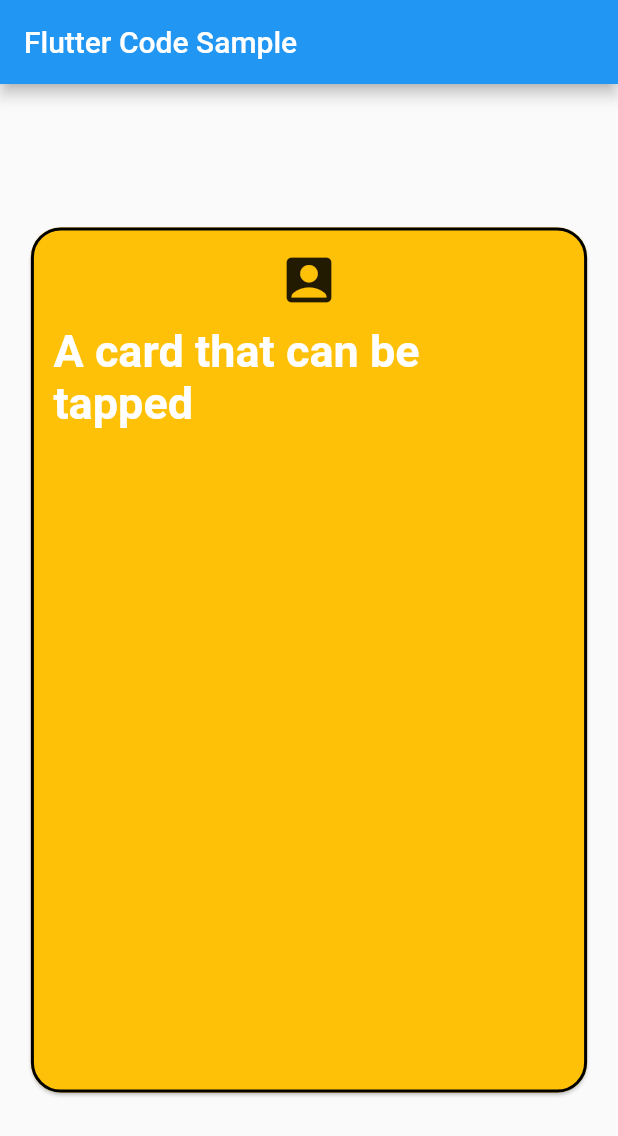
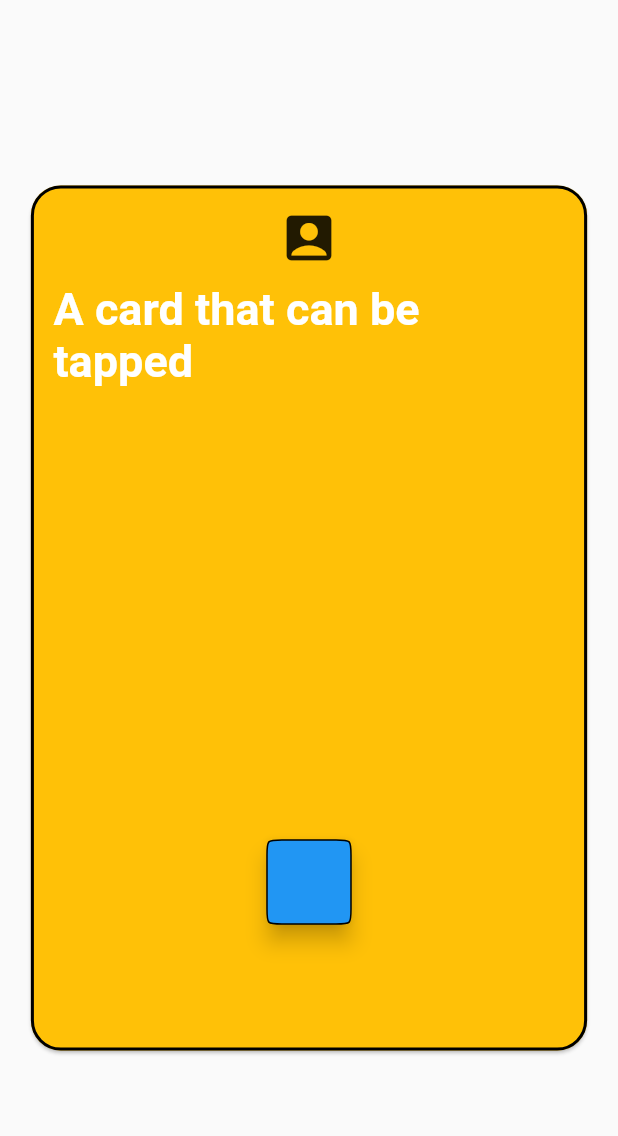
Before and after one commit to RicardoRaymundo/cards_navigation, a Flutter app: the screen it shows after launch, on a phone screen of 412 x 824 dp. Shown: the top 1136 px of the screen. Run offline on Flutter 3.47's test engine with Material 2 defaults, Android fonts, the phone set to English and light mode, and no system bars.

Commit message:
Concertado o alinhamento do Card da primeira pagina

```diff
--- /dev/null
+++ b/lib/app/app_router.dart
@@ -0,0 +1,8 @@
+class AppRouter {
+  // Lista de rotas
+  // Classe que trata as rotas como constantes, previnindo erros de digitação
+  static const String firstPage = "/firstPage";
+  static const String secondPage = "/secondPage";
+
+
+}
--- a/lib/card_page.dart
+++ b/lib/card_page.dart
@@ -1,18 +1,17 @@
 import 'package:flutter/material.dart';
 
 /// This is the stateless widget that the main application instantiates.
-class MyStatelessWidget extends StatelessWidget {
-  MyStatelessWidget({Key key}) : super(key: key);
+class CardPage extends StatelessWidget {
+  CardPage({Key key}) : super(key: key);
 
   @override
   Widget build(BuildContext context) {
-    final deviceSize = MediaQuery.of(context).size;
+    final deviceSize = MediaQuery
+        .of(context)
+        .size;
 
     return Center(
-      child: Column(
-        mainAxisAlignment: MainAxisAlignment.spaceEvenly,
-        children: <Widget>[
-          Card(
+      child: Card(
         shape: RoundedRectangleBorder(
           borderRadius: BorderRadius.circular(20.0),
           side: BorderSide(
@@ -57,8 +56,8 @@ class MyStatelessWidget extends StatelessWidget {
           ),
         ),
       ),
-        ],
-      ),
+
     );
+
   }
 }
--- /dev/null
+++ b/lib/first_page.dart
@@ -0,0 +1,29 @@
+import 'package:flutter/material.dart';
+import 'card_page.dart';
+import 'package:cards_navigation/app/app_router.dart';
+import 'package:cards_navigation/resourses/resource_custom_navigator.dart';
+import 'package:cards_navigation/second_page.dart';
+
+class FirstPage extends StatelessWidget {
+  @override
+  Widget build(BuildContext context) {
+    print('PAGINA UM');
+    return Scaffold(
+      body: Stack(
+        children: <Widget>[
+          CardPage(),
+          Align(
+            heightFactor: 11,
+            alignment: Alignment.bottomCenter,
+            child: FloatingActionButton(
+                shape: ContinuousRectangleBorder(side: BorderSide(), borderRadius: BorderRadius.circular(10)),
+                onPressed: () {
+              CustomNavigator.push(context, SecondPage());
+              // Navigator.pushNamed(context, AppRouter.secondPage);
+            }),
+          ),
+        ],
+      ),
+    );
+  }
+}
--- a/lib/main.dart
+++ b/lib/main.dart
@@ -6,7 +6,10 @@
 
 import 'package:flutter/material.dart';
 
+import 'package:cards_navigation/app/app_router.dart';
 import 'card_page.dart';
+import 'first_page.dart';
+import 'second_page.dart';
 
 void main() => runApp(MyApp());
 
@@ -21,8 +24,12 @@ class MyApp extends StatelessWidget {
       title: _title,
       home: Scaffold(
         appBar: AppBar(title: const Text(_title)),
-        body: MyStatelessWidget(),
       ),
+      initialRoute: AppRouter.firstPage,
+      routes: {
+        AppRouter.firstPage: (BuildContext context) => FirstPage(),
+        AppRouter.secondPage: (BuildContext context) => SecondPage(),
+      },
     );
   }
 }
```
Also changed, not shown: lib/resourses/resource_custom_navigator.dart (added, +59 -0 lines), lib/second_page.dart (added, +10 -0 lines). Lines whose indentation alone changed are shown as unchanged.
